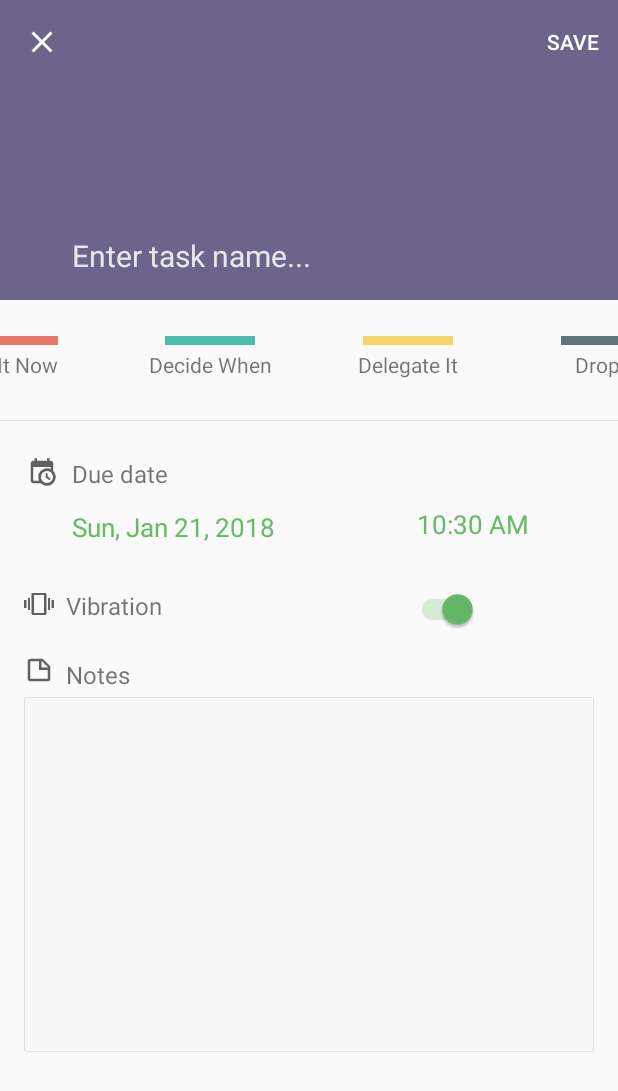
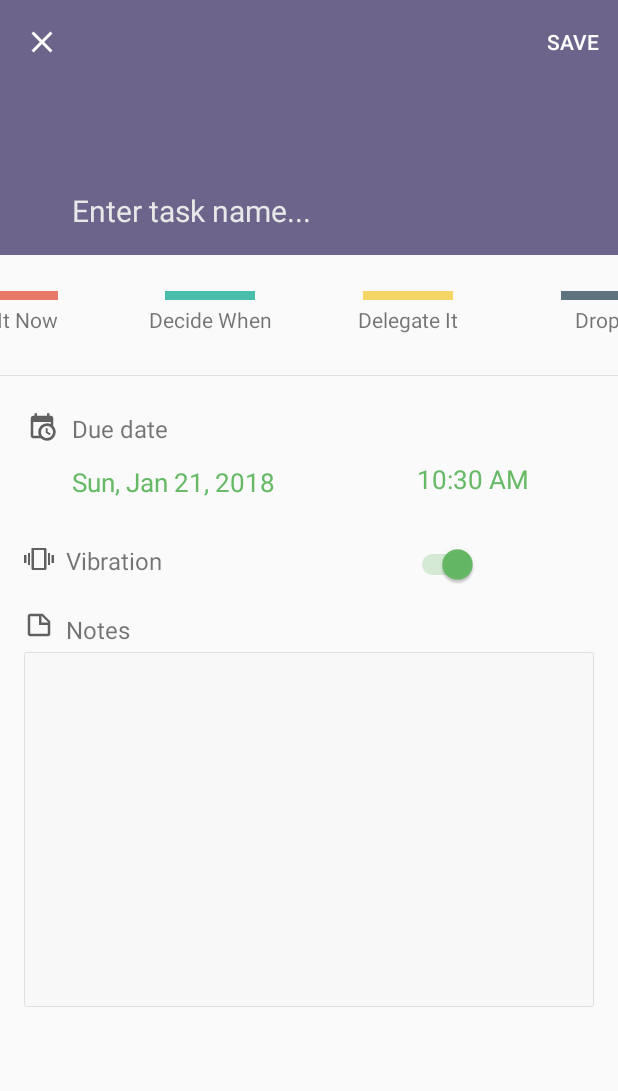
Before and after one commit to simbelmine/Capstone-Project, an Android app: the SingleTaskActivity screen opened directly, with no data from a screen before it, on a phone screen of 412 x 824 dp. Shown: the top 1091 px of the screen. Run offline under Robolectric (Android 15) with nearby library versions, the phone set to English and light mode, and no system bars; our stand-ins replace ButterKnife; libraries missing offline, so code that uses them is left out: com.facebook.stetho.

Commit message:
feat: start SingleTask Activity from Edit Button on Bottom Sheet

```diff
--- a/app/src/main/java/com/app/eisenflow/activities/MainActivity.java
+++ b/app/src/main/java/com/app/eisenflow/activities/MainActivity.java
@@ -2,9 +2,9 @@ package com.app.eisenflow.activities;
 
 import android.content.Intent;
 import android.database.Cursor;
+import android.os.Build;
 import android.os.Bundle;
 import android.support.annotation.NonNull;
-import android.support.constraint.ConstraintLayout;
 import android.support.design.widget.AppBarLayout;
 import android.support.design.widget.FloatingActionButton;
 import android.support.design.widget.NavigationView;
@@ -18,12 +18,12 @@ import android.support.v7.app.AppCompatActivity;
 import android.support.v7.widget.LinearLayoutManager;
 import android.support.v7.widget.RecyclerView;
 import android.support.v7.widget.Toolbar;
+import android.transition.Fade;
 import android.view.Menu;
 import android.view.MenuItem;
 import android.widget.ImageView;
 import android.widget.LinearLayout;
 
-import com.app.eisenflow.EisenBottomSheet;
 import com.app.eisenflow.R;
 import com.app.eisenflow.helpers.TasksCursorRecyclerViewAdapter;
 import com.app.eisenflow.utils.Utils;
--- a/app/src/main/java/com/app/eisenflow/activities/SingleTaskActivity.java
+++ b/app/src/main/java/com/app/eisenflow/activities/SingleTaskActivity.java
@@ -14,6 +14,7 @@ import android.support.design.widget.AppBarLayout;
 import android.support.design.widget.CoordinatorLayout;
 import android.support.v7.app.AppCompatActivity;
 import android.support.v7.widget.Toolbar;
+import android.transition.Fade;
 import android.view.Menu;
 import android.view.MenuItem;
 import android.view.MotionEvent;
@@ -32,7 +33,6 @@ import android.widget.TimePicker;
 
 import com.app.eisenflow.R;
 import com.app.eisenflow.Task;
-import com.app.eisenflow.helpers.RecyclerItemSwipeDetector;
 import com.app.eisenflow.utils.DataUtils;
 import com.app.eisenflow.utils.DateTimeUtils;
 import com.app.eisenflow.utils.Utils;
@@ -50,6 +50,7 @@ import butterknife.OnCheckedChanged;
 import butterknife.OnClick;
 
 import static android.text.TextUtils.isEmpty;
+import static com.app.eisenflow.EisenBottomSheet.EXTRA_TRANSITION_NAME;
 import static com.app.eisenflow.database.EisenContract.TaskEntry.CONTENT_URI;
 import static com.app.eisenflow.database.EisenContract.TaskEntry.KEY_DATE;
 import static com.app.eisenflow.database.EisenContract.TaskEntry.KEY_DATE_MILLIS;
@@ -153,7 +154,7 @@ public class SingleTaskActivity extends AppCompatActivity {
         Bundle extras = getIntent().getExtras();
         if (Build.VERSION.SDK_INT >= Build.VERSION_CODES.LOLLIPOP) {
             if (extras != null) {
-                String imageTransitionName = extras.getString(RecyclerItemSwipeDetector.EXTRA_TRANSITION_NAME);
+                String imageTransitionName = extras.getString(EXTRA_TRANSITION_NAME);
                 findViewById(R.id.task_title_holder).setTransitionName(imageTransitionName);
             }
         }
--- a/app/src/main/res/layout/activity_single_task.xml
+++ b/app/src/main/res/layout/activity_single_task.xml
@@ -6,12 +6,14 @@
     android:layout_width="match_parent"
     android:layout_height="match_parent"
     android:fitsSystemWindows="true"
+    android:background="@color/transparent"
     tools:context=".activities.SingleTaskActivity">
 
     <android.support.design.widget.AppBarLayout
         android:id="@+id/single_task_app_bar"
         android:layout_width="match_parent"
         android:layout_height="wrap_content"
+        android:background="@color/transparent"
         android:theme="@style/AppTheme.AppBarOverlay"
         app:expanded="true">
 
@@ -23,17 +25,19 @@
             app:expandedTitleGravity="top"
             app:expandedTitleMarginStart="64dp"
             app:layout_scrollFlags="scroll|exitUntilCollapsed"
-            app:titleEnabled="true">
+            app:titleEnabled="true"
+            android:background="@color/transparent">
 
             <android.support.constraint.ConstraintLayout
                 android:id="@+id/task_title_holder"
                 android:layout_width="match_parent"
-                android:layout_height="match_parent">
+                android:layout_height="match_parent"
+                android:background="@color/transparent">
 
                 <ImageView
                     android:id="@+id/title_holder"
                     android:layout_width="0dp"
-                    android:layout_height="200dp"
+                    android:layout_height="170dp"
                     android:background="@color/default_title_holder"
                     app:layout_constraintEnd_toEndOf="parent"
                     app:layout_constraintStart_toStartOf="parent"
@@ -69,7 +73,8 @@
                 android:layout_height="?attr/actionBarSize"
                 android:minHeight="?attr/actionBarSize"
                 app:layout_collapseMode="pin"
-                app:popupTheme="@style/AppTheme.PopupOverlay" />
+                app:popupTheme="@style/AppTheme.PopupOverlay"
+                android:background="@color/transparent"/>
         </android.support.design.widget.CollapsingToolbarLayout>
 
     </android.support.design.widget.AppBarLayout>
@@ -80,6 +85,7 @@
         android:layout_height="match_parent"
         android:fillViewport="true"
         android:paddingBottom="@dimen/activity_vertical_spacing"
+        android:background="@color/transparent"
         app:layout_behavior="@string/appbar_scrolling_view_behavior">
 
         <android.support.constraint.ConstraintLayout
--- a/app/src/main/res/layout/app_bar_main.xml
+++ b/app/src/main/res/layout/app_bar_main.xml
@@ -4,6 +4,7 @@
     xmlns:tools="http://schemas.android.com/tools"
     android:layout_width="match_parent"
     android:layout_height="match_parent"
+    android:fitsSystemWindows="true"
     android:background="@color/transparent"
     tools:context=".activities.MainActivity">
 
@@ -11,6 +12,7 @@
         android:layout_width="match_parent"
         android:layout_height="wrap_content"
         android:theme="@style/AppTheme.AppBarOverlay"
+        android:background="@color/transparent"
         app:expanded="false"
         android:id="@+id/app_bar_layout">
 
```
Also changed, not shown: app/src/main/java/com/app/eisenflow/EisenBottomSheet.java (+48 -3 lines), app/src/main/java/com/app/eisenflow/helpers/RecyclerItemSwipeDetector.java (+0 -30 lines), app/src/main/res/layout/bottom_sheet.xml (+14 -8 lines).
